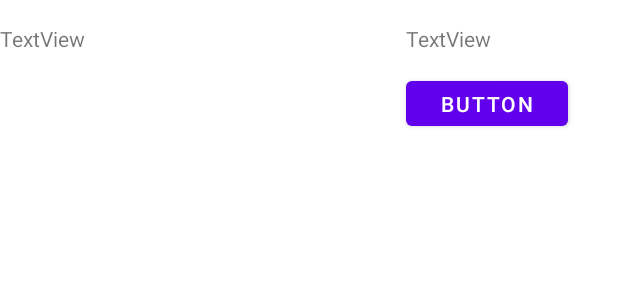
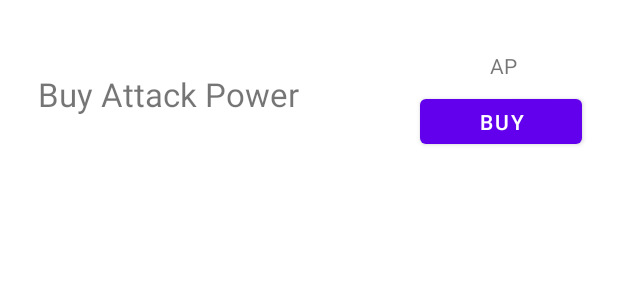
Before and after one commit to ClickerQuest/ClickerQuest, an Android app: the layout upgrade_layout.xml on its own in the app's theme, with its tools: preview values and no code run, on a phone screen of 412 x 824 dp. Shown: the top 300 px of the screen. Run offline under Robolectric (Android 15) with nearby library versions, the light colour scheme and no system bars.

Commit message:
-added attackpower purchases/upgrades and function -player gold updates on purchase

```diff
--- a/app/src/main/res/layout/upgrade_layout.xml
+++ b/app/src/main/res/layout/upgrade_layout.xml
@@ -3,14 +3,18 @@
     xmlns:app="http://schemas.android.com/apk/res-auto"
     xmlns:tools="http://schemas.android.com/tools"
     android:layout_width="match_parent"
-    android:layout_height="match_parent">
+    android:layout_height="wrap_content"
+    android:layout_margin="12dp">
 
     <TextView
         android:id="@+id/upgrade_description"
         android:layout_width="253dp"
         android:layout_height="69dp"
         android:layout_marginTop="16dp"
-        android:text="TextView"
+        android:layout_marginStart="8dp"
+        android:gravity="center_vertical"
+        android:text=" Buy Attack Power"
+        android:textSize="10pt"
         app:layout_constraintStart_toStartOf="parent"
         app:layout_constraintTop_toTopOf="parent" />
 
@@ -18,7 +22,7 @@
         android:id="@+id/upgrade_button"
         android:layout_width="108dp"
         android:layout_height="42dp"
-        android:text="Button"
+        android:text="BUY"
         app:layout_constraintEnd_toEndOf="parent"
         app:layout_constraintHorizontal_bias="0.34"
         app:layout_constraintStart_toEndOf="@+id/upgrade_description"
@@ -29,7 +33,8 @@
         android:layout_width="113dp"
         android:layout_height="32dp"
         android:layout_marginTop="16dp"
-        android:text="TextView"
+        android:gravity="center"
+        android:text="AP"
         app:layout_constraintEnd_toEndOf="parent"
         app:layout_constraintHorizontal_bias="0.377"
         app:layout_constraintStart_toEndOf="@+id/upgrade_description"
```
